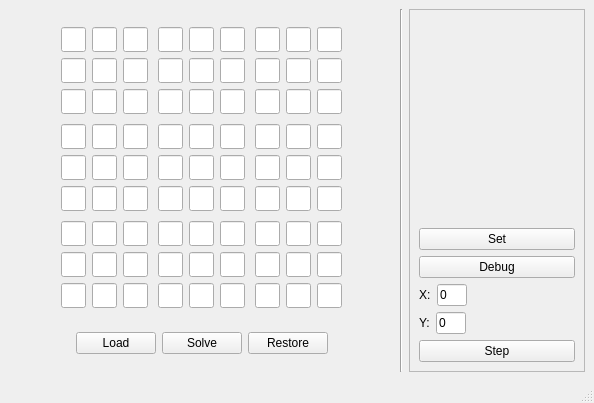
Old version of the form mainwindow.ui in the repository Kiria-F/sudoku-solver.
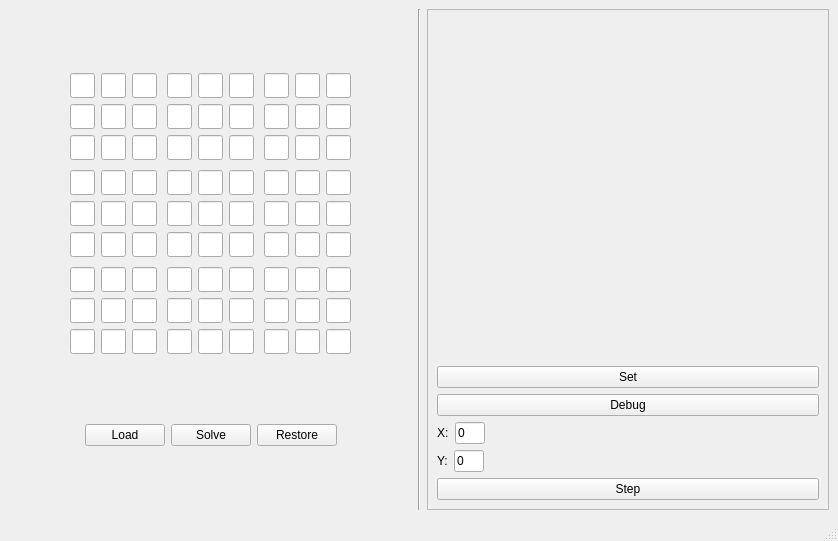
New version of the form.

The edit to the form file:
```diff
--- a/mainwindow.ui
+++ b/mainwindow.ui
@@ -6,8 +6,8 @@
    <rect>
     <x>0</x>
     <y>0</y>
-    <width>594</width>
-    <height>403</height>
+    <width>838</width>
+    <height>541</height>
    </rect>
   </property>
   <property name="sizePolicy">
```
Left out of the diff: 2 changed lines with no effect on the pictures.
